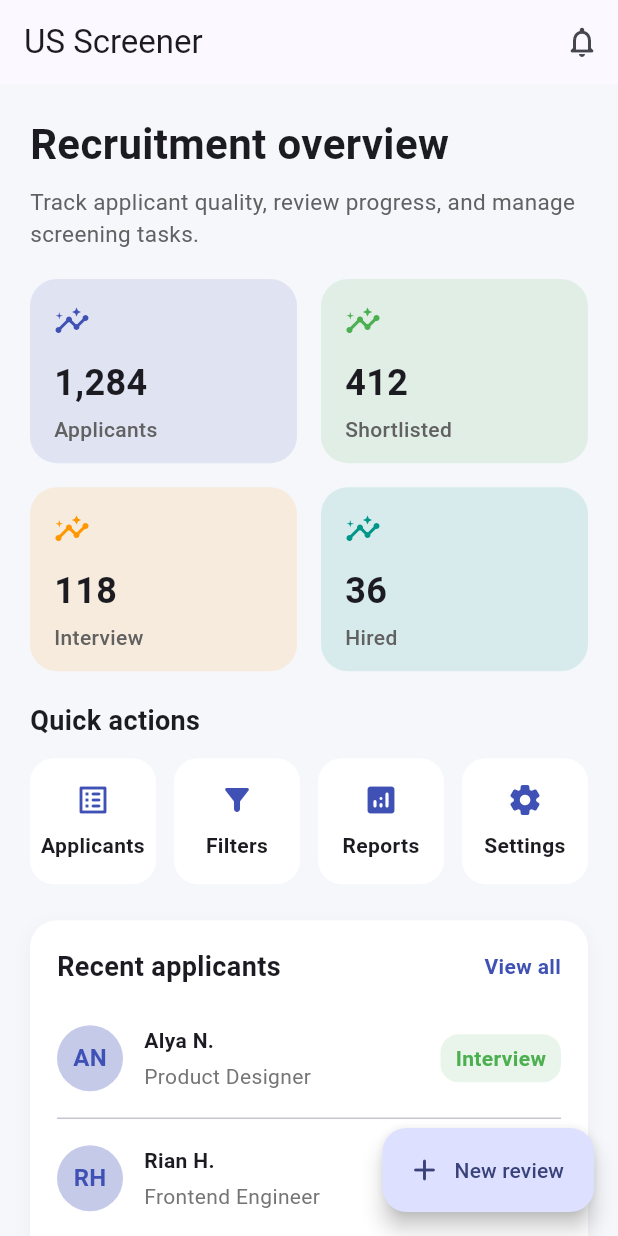
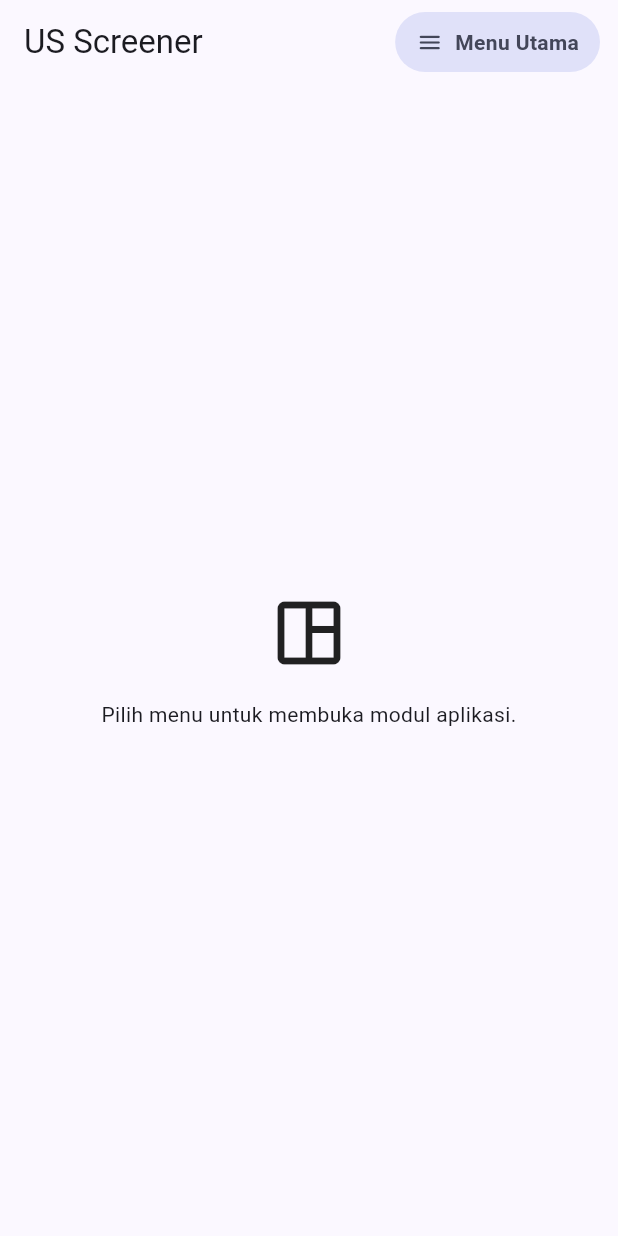
Before and after one commit to HP-dragon/US-Screener, a Flutter app: the screen it shows after launch, on a phone screen of 412 x 824 dp. Run offline on Flutter 3.47's test engine with Material 3 defaults, Android fonts, the phone set to English and light mode, and no system bars.

Commit message:
Add landing screen and screener navigation
Co-authored-by: HP-dragon <319871946+HP-dragon@users.noreply.github.com>

```diff
--- a/lib/main.dart
+++ b/lib/main.dart
@@ -2,6 +2,13 @@ import 'package:flutter/material.dart';
 
 void main() {
   runApp(const UScreenerApp());
+}
+
+final class AppRoutes {
+  static const String home = '/';
+  static const String screener = '/screener';
+
+  const AppRoutes._();
 }
 
 class UScreenerApp extends StatelessWidget {
@@ -16,289 +23,255 @@ class UScreenerApp extends StatelessWidget {
         colorScheme: ColorScheme.fromSeed(seedColor: Colors.indigo),
         useMaterial3: true,
       ),
-      home: const HomeScreen(),
+      initialRoute: AppRoutes.home,
+      onGenerateRoute: (settings) {
+        switch (settings.name) {
+          case AppRoutes.home:
+            return MaterialPageRoute<void>(
+              builder: (_) => const LandingScreen(),
+              settings: settings,
+            );
+          case AppRoutes.screener:
+            return MaterialPageRoute<void>(
+              builder: (_) => const ScreenerScreen(),
+              settings: settings,
+            );
+          default:
+            return MaterialPageRoute<void>(
+              builder: (_) => const LandingScreen(),
+              settings: settings,
+            );
+        }
+      },
     );
   }
 }
 
-class HomeScreen extends StatelessWidget {
-  const HomeScreen({super.key});
+enum MainMenuAction { screener }
+
+class LandingScreen extends StatelessWidget {
+  const LandingScreen({super.key});
 
   @override
   Widget build(BuildContext context) {
-    final metrics = [
-      _MetricCard(label: 'Applicants', value: '1,284', color: Colors.indigo),
-      _MetricCard(label: 'Shortlisted', value: '412', color: Colors.green),
-      _MetricCard(label: 'Interview', value: '118', color: Colors.orange),
-      _MetricCard(label: 'Hired', value: '36', color: Colors.teal),
-    ];
-
-    final actions = [
-      _ActionButton(icon: Icons.list_alt_rounded, label: 'Applicants'),
-      _ActionButton(icon: Icons.filter_alt_rounded, label: 'Filters'),
-      _ActionButton(icon: Icons.analytics_rounded, label: 'Reports'),
-      _ActionButton(icon: Icons.settings_rounded, label: 'Settings'),
-    ];
-
     return Scaffold(
-      backgroundColor: const Color(0xFFF5F7FB),
       appBar: AppBar(
         title: const Text('US Screener'),
-        centerTitle: false,
         actions: [
-          IconButton(
-            onPressed: () {},
-            icon: const Icon(Icons.notifications_none_rounded),
+          Padding(
+            padding: const EdgeInsets.only(right: 12),
+            child: PopupMenuButton<MainMenuAction>(
+              tooltip: 'Menu Utama',
+              onSelected: (value) {
+                switch (value) {
+                  case MainMenuAction.screener:
+                    Navigator.of(context).pushNamed(AppRoutes.screener);
+                }
+              },
+              itemBuilder: (context) => const [
+                PopupMenuItem<MainMenuAction>(
+                  value: MainMenuAction.screener,
+                  child: Text('Screener'),
                 ),
               ],
+              child: Container(
+                padding: const EdgeInsets.symmetric(horizontal: 14, vertical: 10),
+                decoration: BoxDecoration(
+                  color: Theme.of(context).colorScheme.secondaryContainer,
+                  borderRadius: BorderRadius.circular(999),
                 ),
-      body: SafeArea(
-        child: ListView(
-          padding: const EdgeInsets.all(20),
+                child: Row(
+                  mainAxisSize: MainAxisSize.min,
                   children: [
-            const Text(
-              'Recruitment overview',
+                    Icon(
+                      Icons.menu_rounded,
+                      size: 18,
+                      color: Theme.of(context).colorScheme.onSecondaryContainer,
+                    ),
+                    const SizedBox(width: 8),
+                    Text(
+                      'Menu Utama',
                       style: TextStyle(
-                fontSize: 28,
-                fontWeight: FontWeight.bold,
-              ),
-            ),
-            const SizedBox(height: 8),
-            Text(
-              'Track applicant quality, review progress, and manage screening tasks.',
-              style: TextStyle(
-                fontSize: 15,
-                color: Colors.grey.shade700,
-              ),
-            ),
-            const SizedBox(height: 20),
-            GridView.count(
-              shrinkWrap: true,
-              physics: const NeverScrollableScrollPhysics(),
-              crossAxisCount: 2,
-              mainAxisSpacing: 16,
-              crossAxisSpacing: 16,
-              childAspectRatio: 1.45,
-              children: metrics,
-            ),
-            const SizedBox(height: 20),
-            const Text(
-              'Quick actions',
-              style: TextStyle(
-                fontSize: 18,
-                fontWeight: FontWeight.bold,
-              ),
-            ),
-            const SizedBox(height: 12),
-            GridView.count(
-              shrinkWrap: true,
-              physics: const NeverScrollableScrollPhysics(),
-              crossAxisCount: 4,
-              mainAxisSpacing: 12,
-              crossAxisSpacing: 12,
-              children: actions,
-            ),
-            const SizedBox(height: 24),
-            Container(
-              padding: const EdgeInsets.all(18),
-              decoration: BoxDecoration(
-                color: Colors.white,
-                borderRadius: BorderRadius.circular(18),
-                boxShadow: [
-                  BoxShadow(
-                    color: Colors.black.withOpacity(0.04),
-                    blurRadius: 10,
-                    offset: const Offset(0, 4),
-                  ),
-                ],
-              ),
-              child: Column(
-                crossAxisAlignment: CrossAxisAlignment.start,
-                children: [
-                  Row(
-                    mainAxisAlignment: MainAxisAlignment.spaceBetween,
-                    children: const [
-                      Text(
-                        'Recent applicants',
-                        style: TextStyle(
-                          fontSize: 18,
-                          fontWeight: FontWeight.bold,
-                        ),
-                      ),
-                      Text(
-                        'View all',
-                        style: TextStyle(
-                          color: Colors.indigo,
+                        color: Theme.of(
+                          context,
+                        ).colorScheme.onSecondaryContainer,
                         fontWeight: FontWeight.w600,
                       ),
                     ),
                   ],
                 ),
-                  const SizedBox(height: 16),
-                  _ApplicantRow(name: 'Alya N.', role: 'Product Designer', stage: 'Interview'),
-                  const Divider(),
-                  _ApplicantRow(name: 'Rian H.', role: 'Frontend Engineer', stage: 'Shortlist'),
-                  const Divider(),
-                  _ApplicantRow(name: 'Sita M.', role: 'QA Analyst', stage: 'Applied'),
+              ),
+            ),
+          ),
         ],
+      ),
+      body: const SafeArea(
+        child: Center(
+          child: Padding(
+            padding: EdgeInsets.all(24),
+            child: Column(
+              mainAxisSize: MainAxisSize.min,
+              children: [
+                Icon(Icons.space_dashboard_outlined, size: 56),
+                SizedBox(height: 16),
+                Text(
+                  'Pilih menu untuk membuka modul aplikasi.',
+                  textAlign: TextAlign.center,
+                ),
+              ],
+            ),
+          ),
+        ),
+      ),
+    );
+  }
+}
+
+class ScreenerScreen extends StatelessWidget {
+  const ScreenerScreen({super.key});
+
+  @override
+  Widget build(BuildContext context) {
+    final sections = [
+      const _SurfaceCard(
+        title: 'Daftar notes saham US',
+        child: Column(
+          children: [
+            _WatchlistTile(
+              ticker: 'AAPL',
+              title: 'Apple watchlist',
+              subtitle: 'Catatan valuasi dan momentum harga.',
+            ),
+            Divider(height: 1),
+            _WatchlistTile(
+              ticker: 'MSFT',
+              title: 'Microsoft follow-up',
+              subtitle: 'Pantau cloud growth dan margin operasional.',
+            ),
+            Divider(height: 1),
+            _WatchlistTile(
+              ticker: 'NVDA',
+              title: 'NVIDIA setup',
+              subtitle: 'Rangkuman AI demand dan level entry.',
+            ),
+          ],
+        ),
+      ),
+      const _SurfaceCard(
+        title: 'Editor note',
+        child: Column(
+          crossAxisAlignment: CrossAxisAlignment.start,
+          children: [
+            TextField(
+              decoration: InputDecoration(
+                labelText: 'Judul note',
+                border: OutlineInputBorder(),
+              ),
+            ),
+            SizedBox(height: 12),
+            TextField(
+              minLines: 8,
+              maxLines: 12,
+              decoration: InputDecoration(
+                labelText: 'Isi analisis',
+                alignLabelWithHint: true,
+                border: OutlineInputBorder(),
+                hintText:
+                    'Tulis ide, risiko, level harga, atau checklist analisis di sini.',
               ),
             ),
           ],
         ),
       ),
-      floatingActionButton: FloatingActionButton.extended(
-        onPressed: () {},
-        icon: const Icon(Icons.add_rounded),
-        label: const Text('New review'),
+    ];
+
+    return Scaffold(
+      appBar: AppBar(
+        title: const Text('Screener'),
+      ),
+      body: SafeArea(
+        child: LayoutBuilder(
+          builder: (context, constraints) {
+            final wideLayout = constraints.maxWidth >= 900;
+            final content = wideLayout
+                ? Row(
+                    crossAxisAlignment: CrossAxisAlignment.start,
+                    children: [
+                      Expanded(child: sections[0]),
+                      const SizedBox(width: 16),
+                      Expanded(child: sections[1]),
+                    ],
+                  )
+                : Column(
+                    children: [
+                      sections[0],
+                      const SizedBox(height: 16),
+                      sections[1],
+                    ],
+                  );
+
+            return SingleChildScrollView(
+              padding: const EdgeInsets.all(16),
+              child: content,
+            );
+          },
+        ),
       ),
     );
   }
 }
 
-class _MetricCard extends StatelessWidget {
-  const _MetricCard({
-    required this.label,
-    required this.value,
-    required this.color,
+class _SurfaceCard extends StatelessWidget {
+  const _SurfaceCard({
+    required this.title,
+    required this.child,
   });
 
-  final String label;
-  final String value;
-  final Color color;
+  final String title;
+  final Widget child;
 
   @override
   Widget build(BuildContext context) {
-    return Container(
+    return Card(
+      child: Padding(
         padding: const EdgeInsets.all(16),
-      decoration: BoxDecoration(
-        color: color.withOpacity(0.12),
-        borderRadius: BorderRadius.circular(18),
-      ),
         child: Column(
           crossAxisAlignment: CrossAxisAlignment.start,
-        mainAxisAlignment: MainAxisAlignment.center,
           children: [
-          Icon(Icons.insights_rounded, color: color),
-          const SizedBox(height: 12),
             Text(
-            value,
-            style: const TextStyle(
-              fontSize: 24,
-              fontWeight: FontWeight.bold,
+              title,
+              style: Theme.of(context).textTheme.titleMedium,
             ),
+            const SizedBox(height: 16),
+            child,
+          ],
         ),
-          const SizedBox(height: 4),
-          Text(
-            label,
-            style: TextStyle(
-              color: Colors.grey.shade700,
-              fontWeight: FontWeight.w500,
-            ),
-          ),
-        ],
       ),
     );
   }
 }
 
-class _ActionButton extends StatelessWidget {
-  const _ActionButton({
-    required this.icon,
-    required this.label,
+class _WatchlistTile extends StatelessWidget {
+  const _WatchlistTile({
+    required this.ticker,
+    required this.title,
+    required this.subtitle,
   });
 
-  final IconData icon;
-  final String label;
+  final String ticker;
+  final String title;
+  final String subtitle;
 
   @override
   Widget build(BuildContext context) {
-    return Container(
-      padding: const EdgeInsets.symmetric(vertical: 12),
-      decoration: BoxDecoration(
-        color: Colors.white,
-        borderRadius: BorderRadius.circular(16),
+    return ListTile(
+      contentPadding: EdgeInsets.zero,
+      leading: CircleAvatar(
+        child: Text(ticker),
       ),
-      child: Column(
-        mainAxisAlignment: MainAxisAlignment.center,
-        children: [
-          Icon(icon, color: Colors.indigo),
-          const SizedBox(height: 8),
-          Text(
-            label,
-            textAlign: TextAlign.center,
-            style: const TextStyle(fontWeight: FontWeight.w600),
-          ),
-        ],
-      ),
+      title: Text(title),
+      subtitle: Text(subtitle),
+      trailing: const Icon(Icons.chevron_right_rounded),
     );
   }
 }
-
-class _ApplicantRow extends StatelessWidget {
-  const _ApplicantRow({
-    required this.name,
-    required this.role,
-    required this.stage,
-  });
-
-  final String name;
-  final String role;
-  final String stage;
-
-  @override
-  Widget build(BuildContext context) {
-    return Padding(
-      padding: const EdgeInsets.symmetric(vertical: 10),
-      child: Row(
-        children: [
-          CircleAvatar(
-            radius: 22,
-            backgroundColor: Colors.indigo.shade100,
-            child: Text(
-              name.split(' ').map((part) => part[0]).take(2).join(),
-              style: const TextStyle(
-                color: Colors.indigo,
-                fontWeight: FontWeight.bold,
-              ),
-            ),
-          ),
-          const SizedBox(width: 14),
-          Expanded(
-            child: Column(
-              crossAxisAlignment: CrossAxisAlignment.start,
-              children: [
-                Text(
-                  name,
-                  style: const TextStyle(
-                    fontWeight: FontWeight.bold,
-                  ),
-                ),
-                const SizedBox(height: 4),
-                Text(
-                  role,
-                  style: TextStyle(
-                    color: Colors.grey.shade600,
-                  ),
-                ),
-              ],
-            ),
-          ),
-          Container(
-            padding: const EdgeInsets.symmetric(horizontal: 10, vertical: 6),
-            decoration: BoxDecoration(
-              color: Colors.green.withOpacity(0.12),
-              borderRadius: BorderRadius.circular(12),
-            ),
-            child: Text(
-              stage,
-              style: const TextStyle(
-                color: Colors.green,
-                fontWeight: FontWeight.w600,
-              ),
-            ),
-          ),
-        ],
-      ),
-    );
-  }
-}
```
Also changed, not shown: 2 other files. Lines whose indentation alone changed are shown as unchanged.
